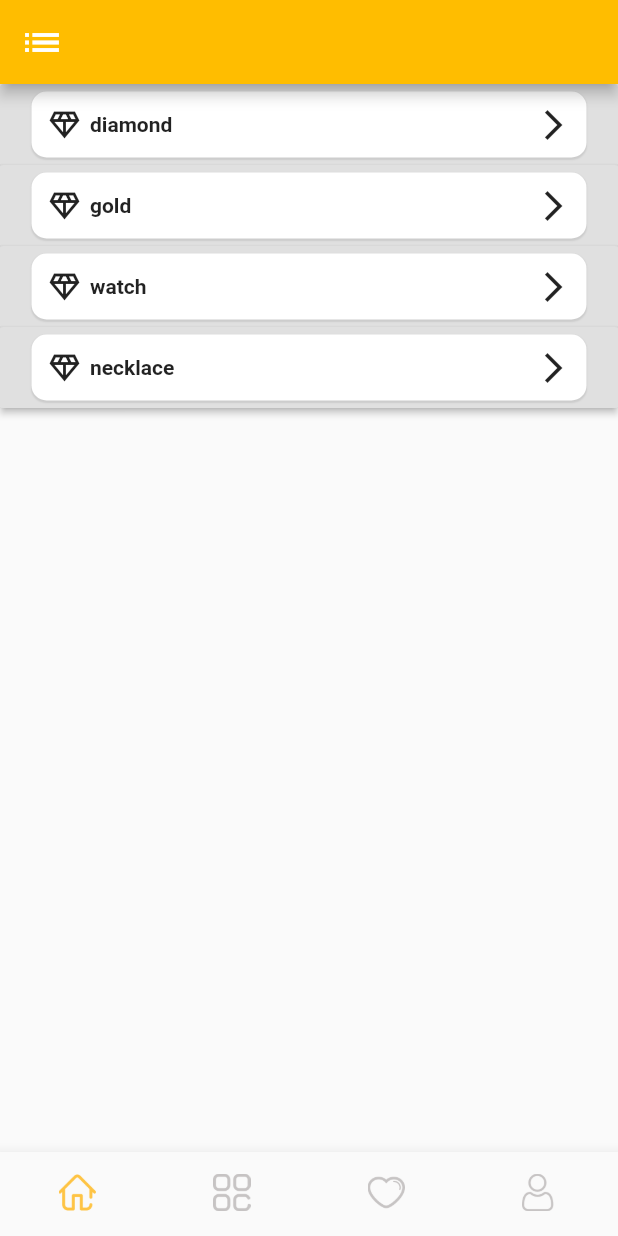
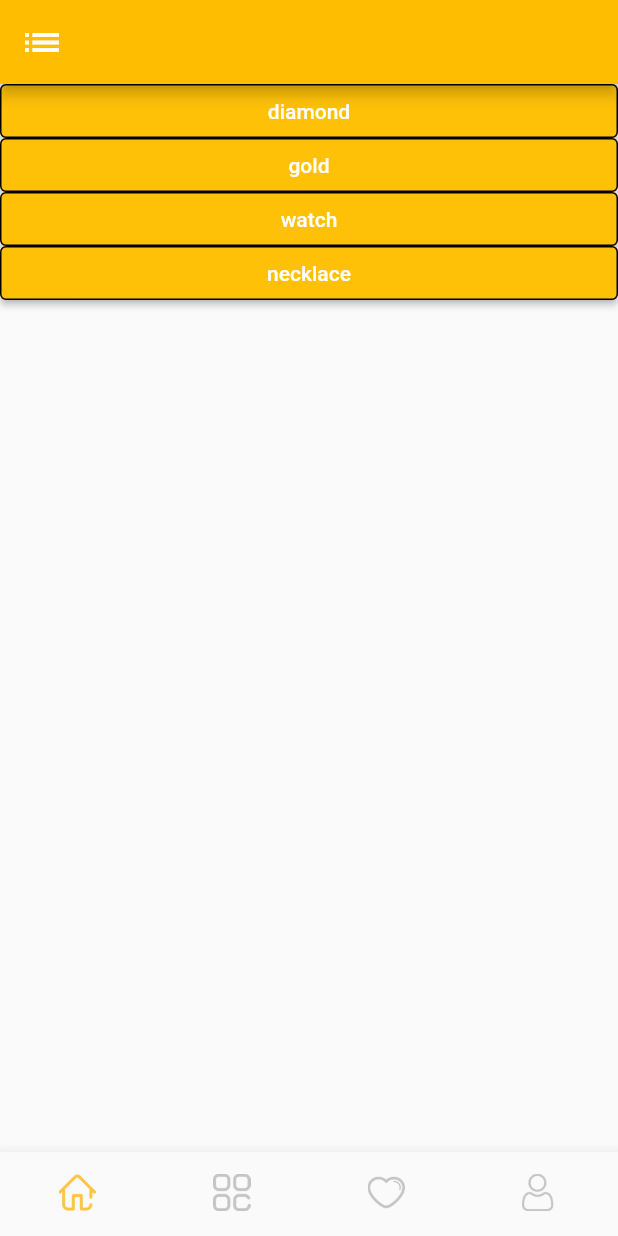
Before and after one commit to Musayev442/RoeDemo, a Flutter app: the screen it shows after launch, item 2 of the bottom bar chosen, on a phone screen of 412 x 824 dp. Run offline on Flutter 3.47's test engine with Material 2 defaults, Android fonts, the phone set to English and light mode, and no system bars; our stand-ins replace carousel_slider; network calls fail.

Commit message:
new update

```diff
--- a/lib/screens/categories/categories.dart
+++ b/lib/screens/categories/categories.dart
@@ -1,65 +1,34 @@
 // ignore_for_file: deprecated_member_use
 
 import 'package:firstapp/models/jewelries.dart';
-import 'package:firstapp/screens/categories/items.dart';
+import 'package:firstapp/screens/categories/shop.dart';
 import 'package:flutter/material.dart';
 
 class Categories extends StatelessWidget {
   final categoriesList = ["diamond", "gold", "watch", "necklace"];
   @override
   Widget build(BuildContext context) {
-    return Container(
-      child: Column(
+    return ListView(
       children: categoriesList
           .map(
-              (category) => Container(
-                child: RaisedButton(
+            (item) => ElevatedButton(
+              style: ElevatedButton.styleFrom(
+                primary: Colors.amber,
+                tapTargetSize: MaterialTapTargetSize.shrinkWrap,
+                side: BorderSide(
+                  color: Colors.black,
+                ),
+              ),
               onPressed: () {
                 Navigator.push(
                   context,
-                      MaterialPageRoute(builder: (context) => Items(category)),
+                  MaterialPageRoute(builder: (context) => Shop()),
                 );
               },
-                  child: Padding(
-                    padding: const EdgeInsets.all(5),
-                    child: Container(
-                      padding: EdgeInsets.all(10),
-                      decoration: BoxDecoration(
-                          color: Colors.white,
-                          borderRadius: BorderRadius.circular(10),
-                          boxShadow: [
-                            BoxShadow(
-                              color: Colors.grey.withOpacity(0.3),
-                              spreadRadius: 0.1,
-                              blurRadius: 0.1,
-                              offset: Offset(0, 1),
-                            )
-                          ]),
-                      child: Row(
-                        mainAxisAlignment: MainAxisAlignment.spaceBetween,
-                        children: [
-                          Row(
-                            children: [
-                              Padding(
-                                padding: const EdgeInsets.only(right: 5),
-                                child: Icon(Icons.diamond_outlined),
-                              ),
-                              Text(
-                                category,
-                                style: TextStyle(fontWeight: FontWeight.bold),
-                              ),
-                            ],
-                          ),
-                          Icon(Icons.arrow_forward_ios_outlined),
-                        ],
-                      ),
-                    ),
-                  ),
-                ),
+              child: Text(item),
             ),
           )
           .toList(),
-      ),
     );
   }
 }
```
Also changed, not shown: lib/screens/categories/items.dart (deleted, +0 -22 lines), lib/screens/categories/shop.dart (added, +86 -0 lines). Lines whose indentation alone changed are shown as unchanged.
